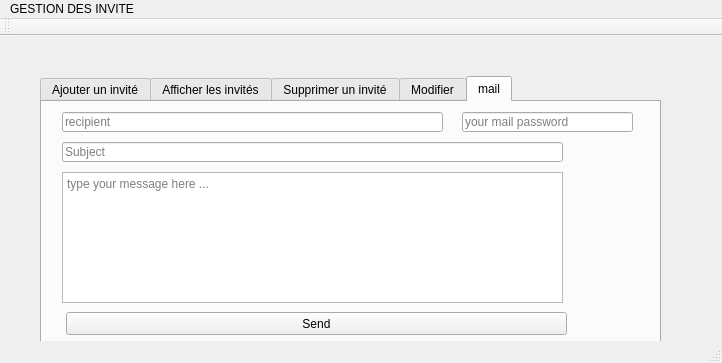
This is mainwindow.ui in Klouzsami/Smart-Radio-2A31 as Qt 5 draws it before an edit. The edited form follows.
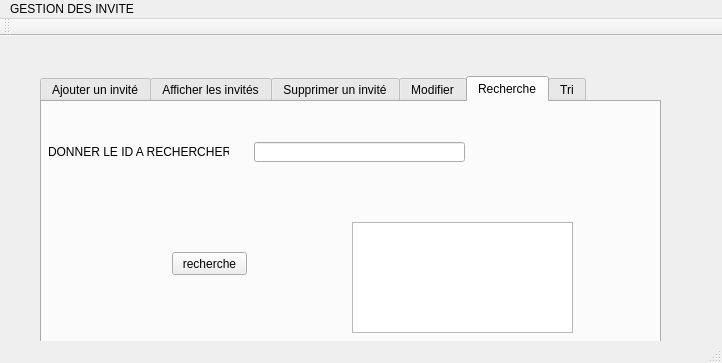
This is the edited form.

```diff
--- a/mainwindow.ui
+++ b/mainwindow.ui
@@ -282,73 +282,82 @@
       </widget>
      </widget>
     </widget>
-    <widget class="QWidget" name="tab_2">
+    <widget class="QWidget" name="table_recherche">
      <attribute name="title">
-      <string>mail</string>
+      <string>Recherche</string>
      </attribute>
-     <widget class="QLineEdit" name="rcpt">
+     <widget class="QLineEdit" name="lineEdit_id">
       <property name="geometry">
        <rect>
-        <x>20</x>
-        <y>10</y>
-        <width>381</width>
+        <x>212</x>
+        <y>40</y>
+        <width>211</width>
         <height>20</height>
        </rect>
       </property>
-      <property name="placeholderText">
-       <string>recipient</string>
-      </property>
      </widget>
-     <widget class="QLineEdit" name="mail_pass">
+     <widget class="QLabel" name="label_5">
       <property name="geometry">
        <rect>
-        <x>420</x>
-        <y>10</y>
-        <width>171</width>
+        <x>6</x>
+        <y>40</y>
+        <width>181</width>
         <height>20</height>
        </rect>
       </property>
-      <property name="placeholderText">
-       <string>your mail password</string>
+      <property name="text">
+       <string>DONNER LE ID A RECHERCHER :</string>
       </property>
      </widget>
-     <widget class="QLineEdit" name="subject">
+     <widget class="QPushButton" name="Recherche">
       <property name="geometry">
        <rect>
-        <x>20</x>
-        <y>40</y>
-        <width>501</width>
-        <height>20</height>
+        <x>130</x>
+        <y>150</y>
+        <width>75</width>
+        <height>23</height>
        </rect>
       </property>
-      <property name="placeholderText">
-       <string>Subject</string>
+      <property name="text">
+       <string>recherche</string>
       </property>
      </widget>
-     <widget class="QTextEdit" name="msg">
+     <widget class="QTextEdit" name="textEdit">
       <property name="geometry">
        <rect>
-        <x>20</x>
-        <y>70</y>
-        <width>501</width>
-        <height>131</height>
+        <x>310</x>
+        <y>120</y>
+        <width>221</width>
+        <height>111</height>
        </rect>
       </property>
-      <property name="placeholderText">
-       <string>type your message here ...</string>
+     </widget>
+    </widget>
+    <widget class="QWidget" name="table_tri">
+     <attribute name="title">
+      <string>Tri</string>
+     </attribute>
+     <widget class="QTextEdit" name="textEdit_2">
+      <property name="geometry">
+       <rect>
+        <x>90</x>
+        <y>20</y>
+        <width>391</width>
+        <height>151</height>
+       </rect>
       </property>
      </widget>
-     <widget class="QPushButton" name="sendBtn">
+     <widget class="QPushButton" name="Tri">
       <property name="geometry">
        <rect>
-        <x>24</x>
-        <y>210</y>
-        <width>501</width>
+        <x>410</x>
+        <y>200</y>
+        <width>75</width>
         <height>23</height>
        </rect>
       </property>
       <property name="text">
-       <string>Send</string>
+       <string>trier</string>
       </property>
      </widget>
     </widget>
```
